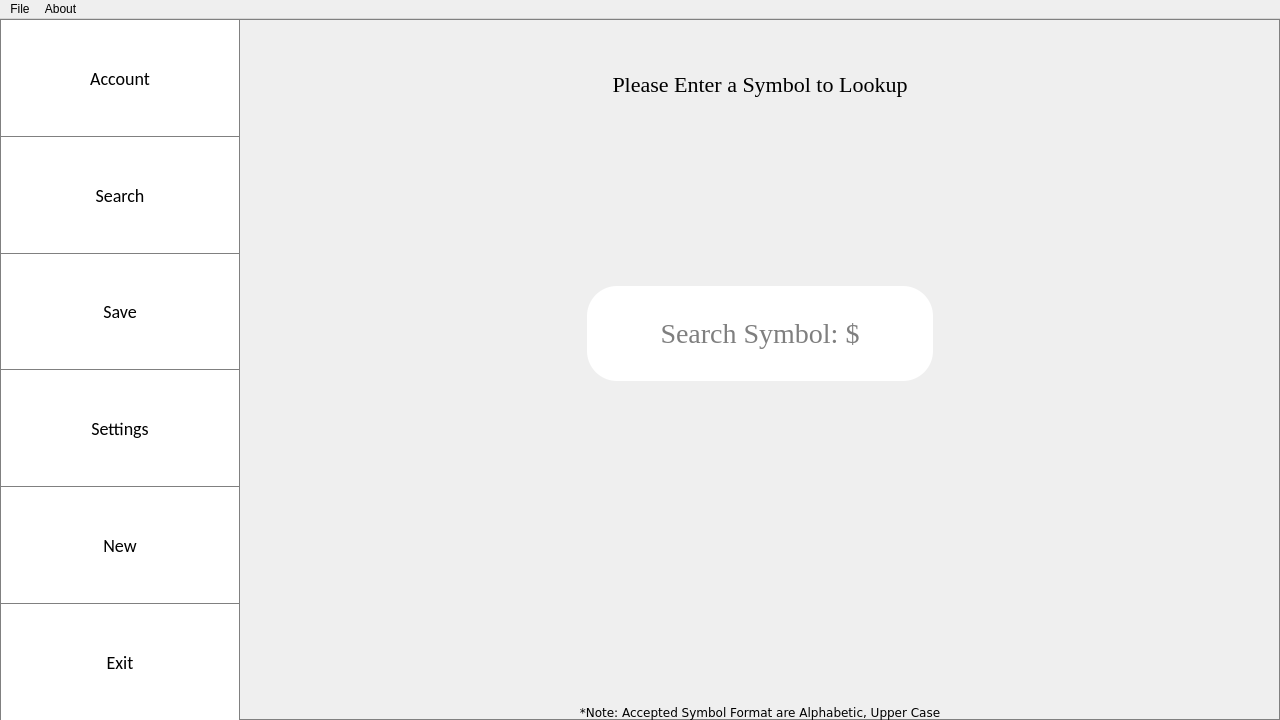
Above: MarketGame/mainwindow.ui from plagentile/Market_Game before the change. Below: the same form after it.
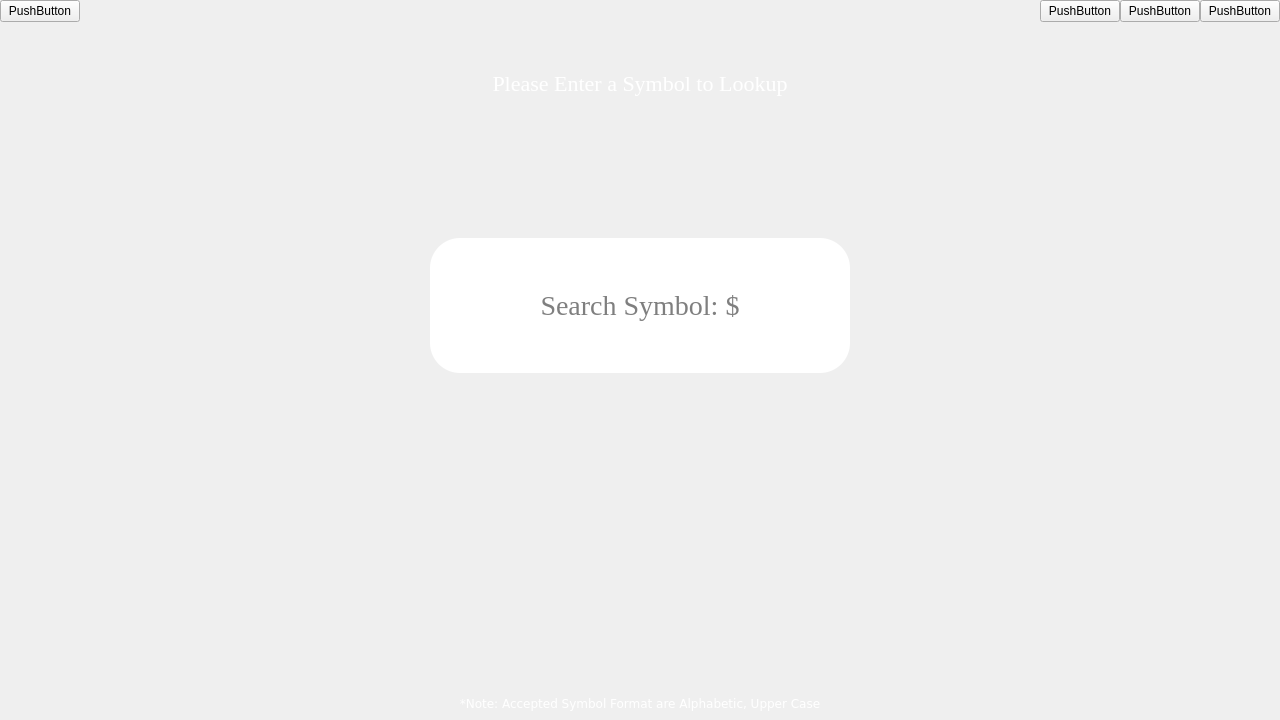
That is the form after the change. Icons and pictures are not drawn.

Commit message: Updated main Ui, removed unnecessary files

The edit to the form file:
```diff
--- a/MarketGame/mainwindow.ui
+++ b/MarketGame/mainwindow.ui
@@ -26,35 +26,11 @@
    <string>Qt Market Viewer</string>
   </property>
   <property name="styleSheet">
-   <string notr="true">#centralwidget
+   <string notr="true">#MainWindow
 {
-	border: 1px solid gray;
+	border-image: url(:/files/img/mainWindowBackground.png) 0 0 0 0 stretch stretch;
 }
 
-/* coreLeftVerticalLayout*/
-
-/*
-	Left Side Buttons
-*/
-
-#searchButton, #saveButton, #settingsButton, #newButton, #exitButton, #accountButton
-{
-	border: 1px solid gray;
-	border-bottom: none;
-	background-color:white;
-	font-size:18px;
-	font-family: Calibri;
-	color:black;
-}
-
-#accountButton:hover,#searchButton:hover, #saveButton:hover, #settingsButton:hover, #newButton:hover, #exitButton:hover
-{
-	background-color:white;
-	color:black;
-}
-
-/*coreRightVerticalLayout*/
-
 
 /*
 	sharesAndCurrentPriceHorizontalLayout
@@ -95,11 +71,6 @@
 	color:black;
 }
 
-#positionVerticleSeperator
-{
-	background-color: gray;
-}
-
 #symbolSearchLineEdit
 {
 	font-size: 28px;
@@ -109,12 +80,14 @@
 
 #symbolSearchBanner
 {
+	color:white;
 	font-size: 22px;
 	font-family: Georgia;
 }
 
 #symbolListResults
 {
+	color:white;
 	font-size: 18px;
 	font-family: Verdana;
 	background-color:transparent;
@@ -122,12 +95,13 @@
 
 #noticeLabel
 {
+	color:white;
 	font-size: 12px;
 	font-family: Verdana;
 }</string>
   </property>
   <widget class="QWidget" name="centralwidget">
-   <layout class="QHBoxLayout" name="coreHorizontalLayout">
+   <layout class="QVBoxLayout" name="verticalLayout_2">
     <property name="spacing">
      <number>0</number>
     </property>
@@ -144,180 +118,82 @@
      <number>0</number>
     </property>
     <item>
-     <layout class="QVBoxLayout" name="coreLeftVerticalLayout">
-      <property name="spacing">
-       <number>0</number>
-      </property>
-      <property name="sizeConstraint">
-       <enum>QLayout::SetDefaultConstraint</enum>
-      </property>
+     <layout class="QHBoxLayout" name="horizontalLayout">
+      <item>
+       <widget class="QPushButton" name="pushButton_4">
+        <property name="sizePolicy">
+         <sizepolicy hsizetype="Preferred" vsizetype="Minimum">
+          <horstretch>0</horstretch>
+          <verstretch>0</verstretch>
+         </sizepolicy>
+        </property>
+        <property name="text">
+         <string>PushButton</string>
+        </property>
+       </widget>
+      </item>
       <item>
        <spacer name="horizontalSpacer">
         <property name="orientation">
          <enum>Qt::Horizontal</enum>
         </property>
-        <property name="sizeType">
-         <enum>QSizePolicy::Preferred</enum>
-        </property>
         <property name="sizeHint" stdset="0">
          <size>
-          <width>240</width>
-          <height>0</height>
-         </size>
-        </property>
-       </spacer>
-      </item>
-      <item>
-       <widget class="QPushButton" name="accountButton">
-        <property name="sizePolicy">
-         <sizepolicy hsizetype="Minimum" vsizetype="MinimumExpanding">
-          <horstretch>0</horstretch>
-          <verstretch>0</verstretch>
-         </sizepolicy>
-        </property>
-        <property name="text">
-         <string>Account</string>
-        </property>
-       </widget>
-      </item>
-      <item>
-       <widget class="QPushButton" name="searchButton">
-        <property name="sizePolicy">
-         <sizepolicy hsizetype="Minimum" vsizetype="Expanding">
-          <horstretch>0</horstretch>
-          <verstretch>0</verstretch>
-         </sizepolicy>
-        </property>
-        <property name="text">
-         <string>Search</string>
-        </property>
-        <property name="iconSize">
-         <size>
-          <width>20</width>
+          <width>40</width>
           <height>20</height>
          </size>
         </property>
-        <property name="default">
-         <bool>false</bool>
-        </property>
-        <property name="flat">
-         <bool>false</bool>
-        </property>
-       </widget>
+       </spacer>
       </item>
       <item>
-       <widget class="QPushButton" name="saveButton">
-        <property name="sizePolicy">
-         <sizepolicy hsizetype="Minimum" vsizetype="Expanding">
-          <horstretch>0</horstretch>
-          <verstretch>0</verstretch>
-         </sizepolicy>
-        </property>
+       <widget class="QPushButton" name="pushButton_2">
         <property name="text">
-         <string>Save</string>
+         <string>PushButton</string>
         </property>
        </widget>
       </item>
       <item>
-       <widget class="QPushButton" name="settingsButton">
-        <property name="sizePolicy">
-         <sizepolicy hsizetype="Minimum" vsizetype="Expanding">
-          <horstretch>0</horstretch>
-          <verstretch>0</verstretch>
-         </sizepolicy>
-        </property>
+       <widget class="QPushButton" name="pushButton_3">
         <property name="text">
-         <string>Settings</string>
+         <string>PushButton</string>
         </property>
        </widget>
       </item>
       <item>
-       <widget class="QPushButton" name="newButton">
-        <property name="sizePolicy">
-         <sizepolicy hsizetype="Minimum" vsizetype="Expanding">
-          <horstretch>0</horstretch>
-          <verstretch>0</verstretch>
-         </sizepolicy>
-        </property>
+       <widget class="QPushButton" name="pushButton">
         <property name="text">
-         <string>New</string>
-        </property>
-       </widget>
-      </item>
-      <item>
-       <widget class="QPushButton" name="exitButton">
-        <property name="sizePolicy">
-         <sizepolicy hsizetype="Minimum" vsizetype="Expanding">
-          <horstretch>0</horstretch>
-          <verstretch>0</verstretch>
-         </sizepolicy>
-        </property>
-        <property name="text">
-         <string>Exit</string>
+         <string>PushButton</string>
         </property>
        </widget>
       </item>
      </layout>
-    </item>
-    <item>
-     <layout class="QVBoxLayout" name="coreRightVerticalLayout">
-      <property name="spacing">
-       <number>0</number>
-      </property>
-      <item>
-       <spacer name="rightBiasSpacer">
-        <property name="orientation">
-         <enum>Qt::Horizontal</enum>
-        </property>
-        <property name="sizeType">
-         <enum>QSizePolicy::Expanding</enum>
-        </property>
-        <property name="sizeHint" stdset="0">
-         <size>
-          <width>40</width>
-          <height>13</height>
-         </size>
-        </property>
-       </spacer>
-      </item>
-      <item>
-       <spacer name="topSearchSymbolPageVerticalSpacer">
-        <property name="orientation">
-         <enum>Qt::Vertical</enum>
-        </property>
-        <property name="sizeType">
-         <enum>QSizePolicy::Minimum</enum>
-        </property>
-        <property name="sizeHint" stdset="0">
-         <size>
-          <width>20</width>
-          <height>40</height>
-         </size>
-        </property>
-       </spacer>
       </item>
       <item>
        <widget class="QStackedWidget" name="searchAndViewSymbolStackedWidget">
+      <property name="lineWidth">
+       <number>0</number>
+      </property>
         <property name="currentIndex">
          <number>0</number>
         </property>
         <widget class="QWidget" name="searchSymbolPage">
-         <layout class="QVBoxLayout" name="verticalLayout_2">
-          <property name="spacing">
-           <number>0</number>
+       <layout class="QVBoxLayout" name="verticalLayout_3">
+        <item>
+         <spacer name="midTopSearchSymbolPageVerticalSpacer">
+          <property name="orientation">
+           <enum>Qt::Vertical</enum>
           </property>
-          <property name="leftMargin">
-           <number>0</number>
+          <property name="sizeType">
+           <enum>QSizePolicy::Preferred</enum>
           </property>
-          <property name="topMargin">
-           <number>0</number>
+          <property name="sizeHint" stdset="0">
+           <size>
+            <width>20</width>
+            <height>40</height>
+           </size>
           </property>
-          <property name="rightMargin">
-           <number>0</number>
-          </property>
-          <property name="bottomMargin">
-           <number>0</number>
-          </property>
+         </spacer>
+        </item>
           <item>
            <widget class="QLabel" name="symbolSearchBanner">
             <property name="sizePolicy">
@@ -345,22 +221,6 @@
             <property name="bottomMargin">
              <number>0</number>
             </property>
-            <item>
-             <spacer name="midTopSearchSymbolPageVerticalSpacer">
-              <property name="orientation">
-               <enum>Qt::Vertical</enum>
-              </property>
-              <property name="sizeType">
-               <enum>QSizePolicy::MinimumExpanding</enum>
-              </property>
-              <property name="sizeHint" stdset="0">
-               <size>
-                <width>20</width>
-                <height>40</height>
-               </size>
-              </property>
-             </spacer>
-            </item>
             <item>
              <spacer name="midBottomSearchSymbolPageVerticalSpacer">
               <property name="orientation">
@@ -945,44 +805,6 @@
        </widget>
       </item>
      </layout>
-    </item>
-   </layout>
-  </widget>
-  <widget class="QMenuBar" name="menuBar">
-   <property name="geometry">
-    <rect>
-     <x>0</x>
-     <y>0</y>
-     <width>1280</width>
-     <height>21</height>
-    </rect>
-   </property>
-   <property name="sizePolicy">
-    <sizepolicy hsizetype="Preferred" vsizetype="Preferred">
-     <horstretch>0</horstretch>
-     <verstretch>0</verstretch>
-    </sizepolicy>
-   </property>
-   <widget class="QMenu" name="menuSettings">
-    <property name="title">
-     <string>File</string>
-    </property>
-    <addaction name="actionSave"/>
-    <addaction name="actionSettings"/>
-    <addaction name="actionNew"/>
-    <addaction name="separator"/>
-    <addaction name="actionExit"/>
-   </widget>
-   <widget class="QMenu" name="menuAbout">
-    <property name="title">
-     <string>About</string>
-    </property>
-    <addaction name="actionAbout_Qt_Widget_Market_Game"/>
-    <addaction name="separator"/>
-    <addaction name="actionTerms_Of_Service"/>
-   </widget>
-   <addaction name="menuSettings"/>
-   <addaction name="menuAbout"/>
   </widget>
   <action name="actionAbout_Qt_Widget_Market_Game">
    <property name="text">
```
Lines whose indentation alone changed are shown as unchanged. The commit also changes 5 other files.
